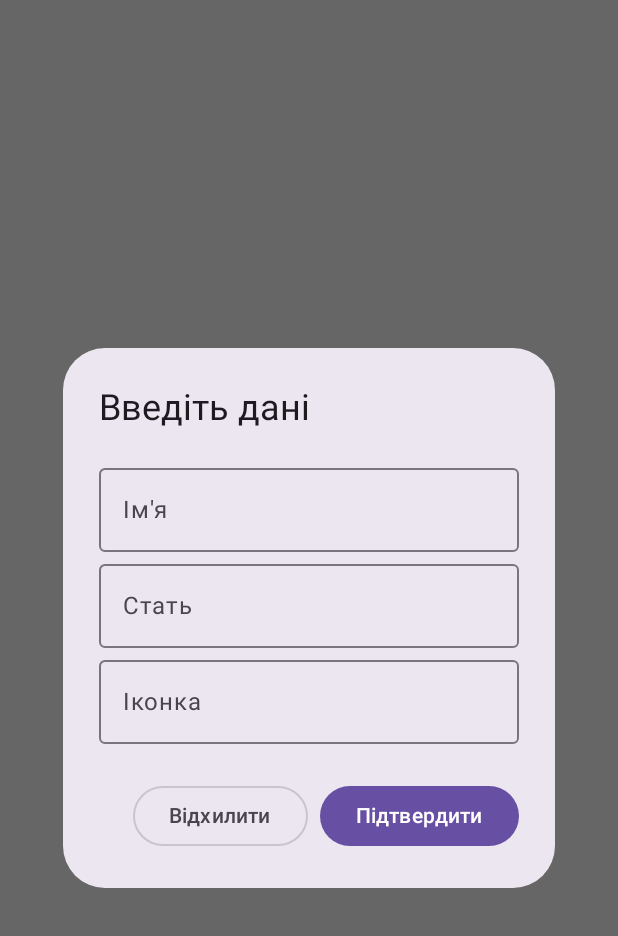
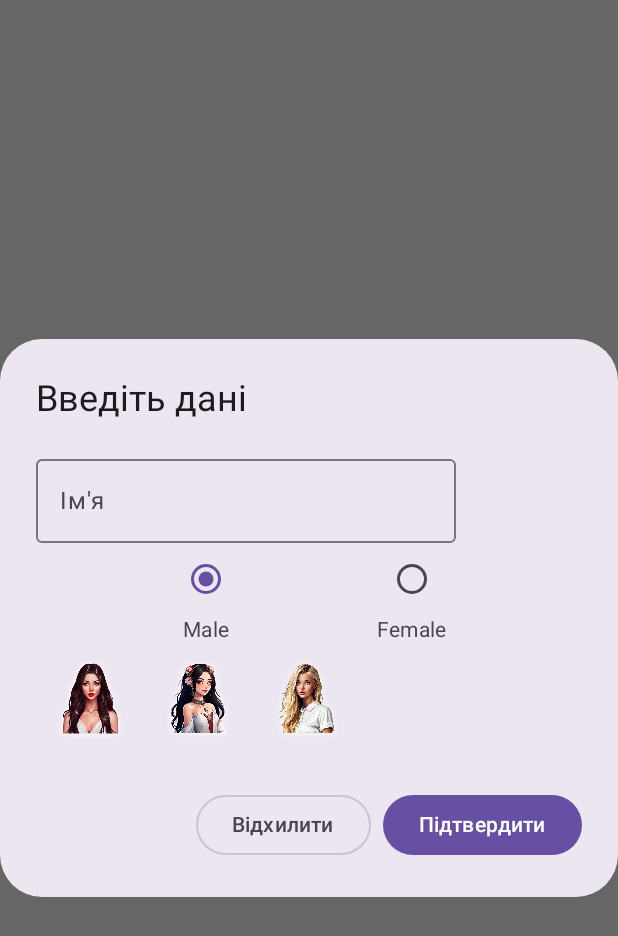
Before and after one commit to Paregeha/TruthOrAction, an Android app built with Jetpack Compose: the @Preview function SettingPlayerDialogPreview, on a phone screen of 412 x 824 dp. Shown: the top 936 px of the screen. Run offline under Robolectric (Android 15) with nearby library versions, the phone set to English and light mode, and no system bars.

Commit message:
0.1.1 version

```diff
--- a/app/src/main/java/com/example/truthoraction/Data/PlayersData.kt
+++ b/app/src/main/java/com/example/truthoraction/Data/PlayersData.kt
@@ -1,7 +1,9 @@
 package com.example.truthoraction.Data
+
+import com.example.truthoraction.R
 
 data class PlayersData(
     val name: String,
     val gender: String,
-    val icon: String
+    val icon: Int
 )
--- a/app/src/main/java/com/example/truthoraction/Screens/SettingPlayerDialog.kt
+++ b/app/src/main/java/com/example/truthoraction/Screens/SettingPlayerDialog.kt
@@ -1,23 +1,61 @@
 package com.example.truthoraction.Screens
 
+import androidx.compose.animation.core.animateDpAsState
+import androidx.compose.foundation.Image
+import androidx.compose.foundation.background
+import androidx.compose.foundation.clickable
+import androidx.compose.foundation.layout.Arrangement
+import androidx.compose.foundation.layout.Box
 import androidx.compose.foundation.layout.Column
+import androidx.compose.foundation.layout.Row
+import androidx.compose.foundation.layout.Spacer
+import androidx.compose.foundation.layout.fillMaxWidth
+import androidx.compose.foundation.layout.padding
+import androidx.compose.foundation.layout.size
+import androidx.compose.foundation.layout.width
+import androidx.compose.foundation.lazy.LazyRow
+import androidx.compose.foundation.lazy.items
+import androidx.compose.foundation.shape.CircleShape
 import androidx.compose.material3.AlertDialog
 import androidx.compose.material3.Button
+import androidx.compose.material3.Checkbox
 import androidx.compose.material3.OutlinedButton
 import androidx.compose.material3.OutlinedTextField
+import androidx.compose.material3.RadioButton
 import androidx.compose.material3.Text
 import androidx.compose.runtime.Composable
 import androidx.compose.runtime.getValue
+import androidx.compose.runtime.mutableStateListOf
 import androidx.compose.runtime.mutableStateOf
 import androidx.compose.runtime.remember
 import androidx.compose.runtime.setValue
+import androidx.compose.ui.Alignment
+import androidx.compose.ui.Modifier
+import androidx.compose.ui.draw.clip
+import androidx.compose.ui.graphics.Color
+import androidx.compose.ui.res.painterResource
 import androidx.compose.ui.tooling.preview.Preview
+import androidx.compose.ui.unit.dp
+import com.example.truthoraction.R
 
 @Composable
-fun SettingPlayerDialog(onDismiss: () -> Unit, onConfirm: (String, String, String) -> Unit) {
+fun SettingPlayerDialog(
+    onDismiss: () -> Unit,
+    onConfirm: (String, String, Int) -> Unit, // Змінили тип selectedIcon на Int для ID ресурсу
+    dataIcons: List<Int>
+) {
     var name by remember { mutableStateOf("") }
-    var gender by remember { mutableStateOf("") }
-    var selectedIcon by remember { mutableStateOf("") }
+    var selectedGender by remember { mutableStateOf("Male") } // За замовчуванням обрано Male
+    var selectedIcon by remember { mutableStateOf<Int?>(null) } // Зберігаємо ID вибраної іконки
+
+
+    val dataIcons = remember {
+        mutableStateListOf(
+            R.drawable.beautygirl1_1,
+            R.drawable.beautygirl1_2,
+            R.drawable.beautygirl1_3
+        )
+    }
 
     AlertDialog(
         onDismissRequest = onDismiss,
@@ -29,22 +67,40 @@ fun SettingPlayerDialog(onDismiss: () -> Unit, onConfirm: (String, String, Strin
                     onValueChange = { name = it },
                     label = { Text("Ім'я") }
                 )
-                OutlinedTextField(
-                    value = gender,
-                    onValueChange = { gender = it },
-                    label = { Text("Стать") }
-                )
-                OutlinedTextField(
-                    value = selectedIcon,
-                    onValueChange = { selectedIcon = it },
-                    label = { Text("Іконка") }
-                )
+
+                Row(
+                    Modifier.fillMaxWidth(),
+                    horizontalArrangement = Arrangement.SpaceEvenly
+                ) {
+                    GenderRadioButton(
+                        label = "Male",
+                        selectedGender = selectedGender,
+                        onSelect = { selectedGender = "Male" }
+                    )
+                    GenderRadioButton(
+                        label = "Female",
+                        selectedGender = selectedGender,
+                        onSelect = { selectedGender = "Female" }
+                    )
+                }
+
+                LazyRow(
+                    modifier = Modifier.fillMaxWidth()
+                ) {
+                    items(dataIcons) { iconId ->
+                        IconSelectable(
+                            iconId = iconId,
+                            isSelected = selectedIcon == iconId,
+                            onClick = { selectedIcon = iconId }
+                        )
+                    }
+                }
             }
         },
         confirmButton = {
             Button(onClick = {
-                if (name.isNotBlank() && gender.isNotBlank() && selectedIcon.isNotBlank()) {
-                    onConfirm(name, gender, selectedIcon)
+                if (name.isNotBlank() && selectedIcon != null) {
+                    onConfirm(name, selectedGender, selectedIcon!!)
                 }
             }) {
                 Text("Підтвердити")
@@ -58,6 +114,47 @@ fun SettingPlayerDialog(onDismiss: () -> Unit, onConfirm: (String, String, Strin
     )
 }
 
+@Composable
+fun GenderRadioButton(
+    label: String,
+    selectedGender: String,
+    onSelect: () -> Unit
+) {
+    Column(
+        horizontalAlignment = Alignment.CenterHorizontally
+    ) {
+        RadioButton(
+            selected = selectedGender == label,
+            onClick = onSelect
+        )
+        Spacer(modifier = Modifier.width(4.dp))
+        Text(text = label)
+    }
+}
+
+@Composable
+fun IconSelectable(
+    iconId: Int,
+    isSelected: Boolean,
+    onClick: () -> Unit
+) {
+    val iconSize by animateDpAsState(targetValue = if (isSelected) 72.dp else 64.dp) // Збільшуємо, якщо вибрано
+
+    Box(
+        modifier = Modifier
+            .padding(4.dp)
+            .size(iconSize) // Використовуємо анімований розмір
+            .clickable { onClick() },
+        contentAlignment = Alignment.Center
+    ) {
+        Image(
+            painter = painterResource(id = iconId),
+            contentDescription = "Icon",
+            modifier = Modifier.size(iconSize - 8.dp) // Зображення трохи менше за Box
+        )
+    }
+}
+
 @Preview(showBackground = true)
 @Composable
 fun SettingPlayerDialogPreview() {
@@ -66,6 +163,11 @@ fun SettingPlayerDialogPreview() {
         onConfirm = { name, gender, icon ->
             // Тут ви можете обробити підтвердження (наприклад, зберегти дані або показати повідомлення)
             println("Name: $name, Gender: $gender, Icon: $icon")
-        }
+        },
+        dataIcons = listOf(
+            R.drawable.beautygirl1_1,
+            R.drawable.beautygirl1_2,
+            R.drawable.beautygirl1_3
+        )
     )
 }
--- a/app/src/main/res/values/colors.xml
+++ b/app/src/main/res/values/colors.xml
@@ -1,7 +1,5 @@
 <?xml version="1.0" encoding="utf-8"?>
 <resources>
-    <color name="purple_200">#FFBB86FC</color>
-    <color name="purple_500">#FF6200EE</color>
     <color name="color3">#541033</color>
     <color name="color4">#731536</color>
     <color name="color_text2">#F09DAB</color>
```
Also changed, not shown: app/src/main/java/com/example/truthoraction/Screens/SettingPlayer.kt (+71 -19 lines).
